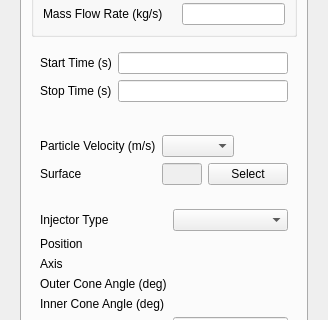
This is baramFlow/view/setup/models/DPM/injection_dialog.ui in nextfoam/baram as Qt 5 draws it before an edit; both pictures show x 0 to 328 and y 514 to 834 of the 328 by 1093 pixel window. The edited form follows.
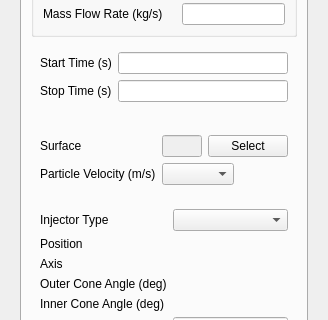
This is the edited form. Custom widgets are drawn as their Qt base class.

Commit message: Issue baram#460 surface selection has priority over velocity setting

Diff of the .ui file:
```diff
--- a/baramFlow/view/setup/models/DPM/injection_dialog.ui
+++ b/baramFlow/view/setup/models/DPM/injection_dialog.ui
@@ -264,14 +264,14 @@
           <item>
            <widget class="QWidget" name="surfaceInjection" native="true">
             <layout class="QFormLayout" name="formLayout_10">
-             <item row="0" column="0">
+             <item row="1" column="0">
               <widget class="QLabel" name="label_39">
                <property name="text">
                 <string>Particle Velocity (m/s)</string>
                </property>
               </widget>
              </item>
-             <item row="0" column="1">
+             <item row="1" column="1">
               <layout class="QHBoxLayout" name="horizontalLayout">
                <item>
                 <widget class="PythonComboBox" name="surfaceParticleVelocityType"/>
@@ -281,14 +281,14 @@
                </item>
               </layout>
              </item>
-             <item row="1" column="0">
+             <item row="0" column="0">
               <widget class="QLabel" name="label_40">
                <property name="text">
                 <string>Surface</string>
                </property>
               </widget>
              </item>
-             <item row="1" column="1">
+             <item row="0" column="1">
               <layout class="QHBoxLayout" name="horizontalLayout_4">
                <item>
                 <widget class="QLineEdit" name="surface">
```
